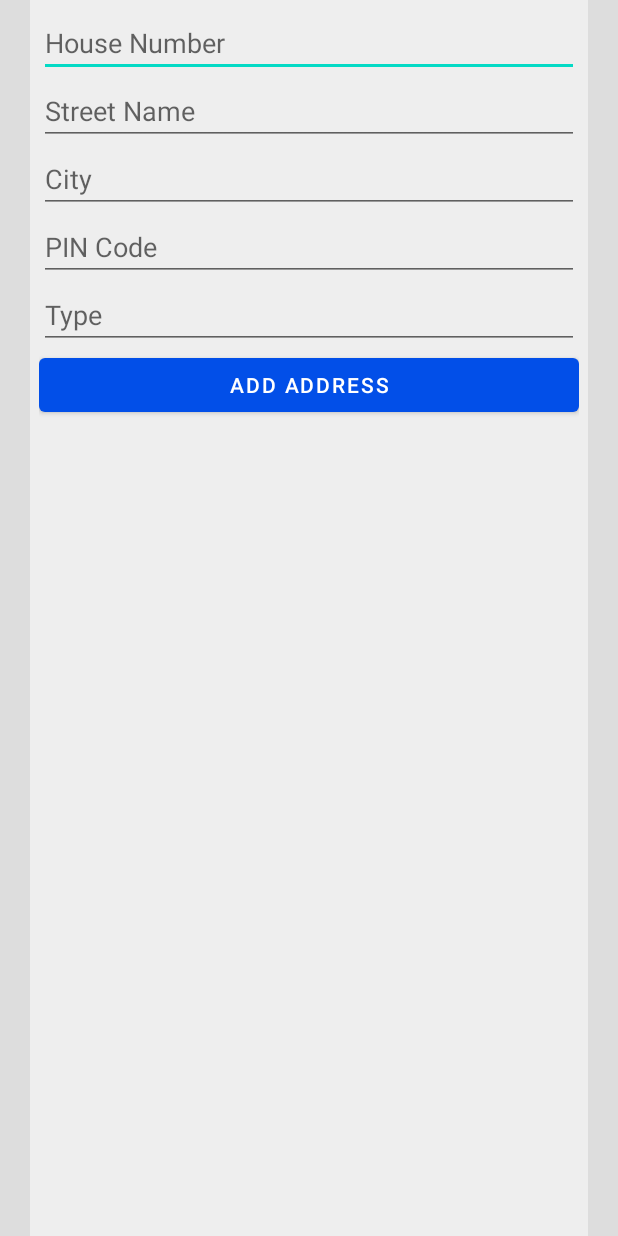
After one commit to rareed2021/GroceryExercise, an Android app: the AddAddressActivity screen opened directly, with no data from a screen before it, on a phone screen of 412 x 824 dp. The commit adds this screen. Run offline under Robolectric (Android 15) with nearby library versions, the phone set to English and light mode, and no system bars; our stand-ins replace Volley; network calls fail.

Commit message:
Added Address list and new address activity

```diff
--- a/app/src/main/AndroidManifest.xml
+++ b/app/src/main/AndroidManifest.xml
@@ -11,6 +11,8 @@
         android:roundIcon="@mipmap/ic_launcher_round"
         android:supportsRtl="true"
         android:theme="@style/Theme.GroceryExercise">
+        <activity android:name=".activities.AddAddressActivity"></activity>
+        <activity android:name=".activities.AddressListActivity" />
         <activity android:name=".activities.SplashActivity">
             <intent-filter>
                 <action android:name="android.intent.action.MAIN" />
@@ -23,8 +25,7 @@
         <activity android:name=".activities.RegisterActivity" />
         <activity android:name=".activities.ProductDetailActivity" />
         <activity android:name=".activities.CatListingActivity" />
-        <activity android:name=".activities.MainActivity">
-        </activity>
+        <activity android:name=".activities.MainActivity" />
     </application>
 
 </manifest>
--- /dev/null
+++ b/app/src/main/res/layout/activity_add_address.xml
@@ -0,0 +1,67 @@
+<LinearLayout android:layout_width="match_parent"
+    android:layout_height="match_parent"
+    android:orientation="vertical"
+    android:paddingRight="20dp"
+    android:paddingLeft="20dp"
+    android:background="@color/item_bg"
+    xmlns:android="http://schemas.android.com/apk/res/android">
+    <LinearLayout
+        android:layout_width="match_parent"
+        android:layout_height="match_parent"
+        android:orientation="vertical"
+        android:background="@color/background"
+        android:padding="6dp"
+        >
+        <EditText
+            android:layout_width="match_parent"
+            android:layout_height="wrap_content"
+            android:hint="@string/house_number"
+            android:id="@+id/edit_post_number"
+            />
+        <EditText
+            android:layout_width="match_parent"
+            android:layout_height="wrap_content"
+            android:hint="@string/street_name_hint"
+            android:id="@+id/edit_street_name"
+            />
+        <EditText
+            android:layout_width="match_parent"
+            android:layout_height="wrap_content"
+            android:hint="@string/city_hint"
+            android:id="@+id/edit_city"
+            />
+        <EditText
+            android:layout_width="match_parent"
+            android:layout_height="wrap_content"
+            android:hint="@string/pin_number_hint"
+            android:inputType="number"
+            android:id="@+id/edit_pin_number"
+            />
+        <EditText
+            android:layout_width="match_parent"
+            android:layout_height="wrap_content"
+            android:hint="@string/address_type_hint"
+            android:id="@+id/edit_type"
+            />
+        <Button
+            android:layout_width="match_parent"
+            android:layout_height="wrap_content"
+            android:text="@string/add_address"
+            android:id="@+id/button_add_address"
+            />
+    <TextView
+        android:layout_width="wrap_content"
+        android:layout_height="wrap_content"
+        style="@style/text_error"
+        android:id="@+id/text_error"
+        android:visibility="gone"
+        />
+    <ProgressBar
+        android:layout_width="wrap_content"
+        android:layout_height="wrap_content"
+        android:layout_gravity="center"
+        android:id="@+id/progress_add"
+        android:visibility="gone"
+        />
+    </LinearLayout>
+</LinearLayout>
--- a/app/src/main/res/values-night/colors.xml
+++ b/app/src/main/res/values-night/colors.xml
@@ -15,5 +15,6 @@
     <color name="divider">#CECDCD</color>
     <color name="icon">#8E8D8D</color>
     <color name="icon_light">#D5D5D5</color>
+    <color name="background">#111</color>
 
 </resources>
--- a/app/src/main/res/values/colors.xml
+++ b/app/src/main/res/values/colors.xml
@@ -16,4 +16,5 @@
     <color name="icon">#191919</color>
     <color name="icon_light">#FFFFFF</color>
     <color name="primary_desaturated">#658FE3</color>
+    <color name="background">#EEE</color>
 </resources>
--- a/app/src/main/res/values/strings.xml
+++ b/app/src/main/res/values/strings.xml
@@ -35,4 +35,12 @@
     <string name="minus_button">-</string>
     <string name="plus_button">+</string>
     <string name="default_amount">0</string>
+    <string name="add_new_address">Add New Address</string>
+    <string name="house_number">House Number</string>
+    <string name="street_name_hint">Street Name</string>
+    <string name="city_hint">City</string>
+    <string name="pin_number_hint">PIN Code</string>
+    <string name="add_address">Add Address</string>
+    <string name="fill_in_all">Please fill in all fields</string>
+    <string name="address_type_hint">Type</string>
 </resources>
```
Also changed, not shown: app/src/main/java/com/test/groceryexercise/activities/AddAddressActivity.kt (added, +85 -0 lines), app/src/main/java/com/test/groceryexercise/activities/AddressListActivity.kt (added, +35 -0 lines), app/src/main/java/com/test/groceryexercise/activities/ListingActivity.kt (+4 -1 lines), app/src/main/java/com/test/groceryexercise/activities/LoginActivity.kt (+0 -3 lines), app/src/main/java/com/test/groceryexercise/adapters/AddressAdapter.kt (added, +76 -0 lines), app/src/main/java/com/test/groceryexercise/app/Endpoints.kt (+5 -0 lines), app/src/main/java/com/test/groceryexercise/models/Address.kt (added, +26 -0 lines), app/src/main/res/layout/activity_address_list.xml (added, +20 -0 lines), app/src/main/res/layout/row_address.xml (added, +47 -0 lines).
